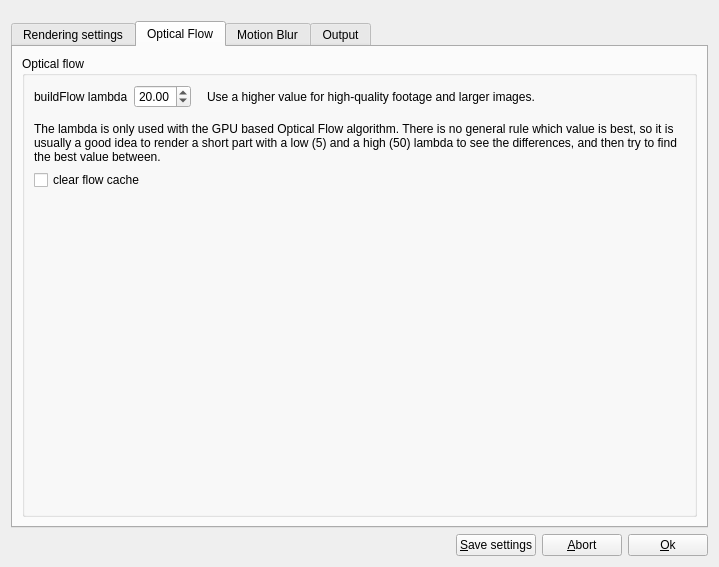
This is src/slowmoVideo/slowmoUI/dialogues/renderingDialog.ui in slowmoVideo/slowmoVideo as Qt 5 draws it before an edit. The edited form follows.
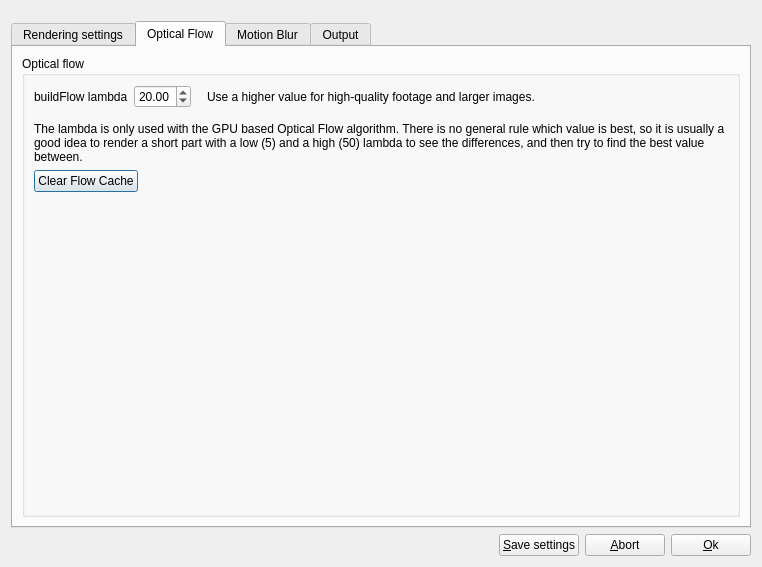
This is the edited form.

Commit message: add a "clear cache" option

What changed in the file:
```diff
--- a/src/slowmoVideo/slowmoUI/dialogues/renderingDialog.ui
+++ b/src/slowmoVideo/slowmoUI/dialogues/renderingDialog.ui
@@ -6,7 +6,7 @@
    <rect>
     <x>0</x>
     <y>0</y>
-    <width>719</width>
+    <width>762</width>
     <height>567</height>
    </rect>
   </property>
@@ -452,11 +452,28 @@
            </layout>
           </item>
           <item>
-           <widget class="QCheckBox" name="clearcahce">
+           <layout class="QHBoxLayout" name="horizontalLayout_11">
+            <item>
+             <widget class="QPushButton" name="clearflow">
             <property name="text">
-             <string>clear flow cache</string>
-            </property>
-           </widget>
+               <string>Clear Flow Cache</string>
+              </property>
+             </widget>
+            </item>
+            <item>
+             <spacer name="horizontalSpacer_12">
+              <property name="orientation">
+               <enum>Qt::Horizontal</enum>
+              </property>
+              <property name="sizeHint" stdset="0">
+               <size>
+                <width>40</width>
+                <height>20</height>
+               </size>
+              </property>
+             </spacer>
+            </item>
+           </layout>
           </item>
           <item>
            <spacer name="verticalSpacer_3">
```
Lines whose indentation alone changed are shown as unchanged. The commit also changes 5 other files.
